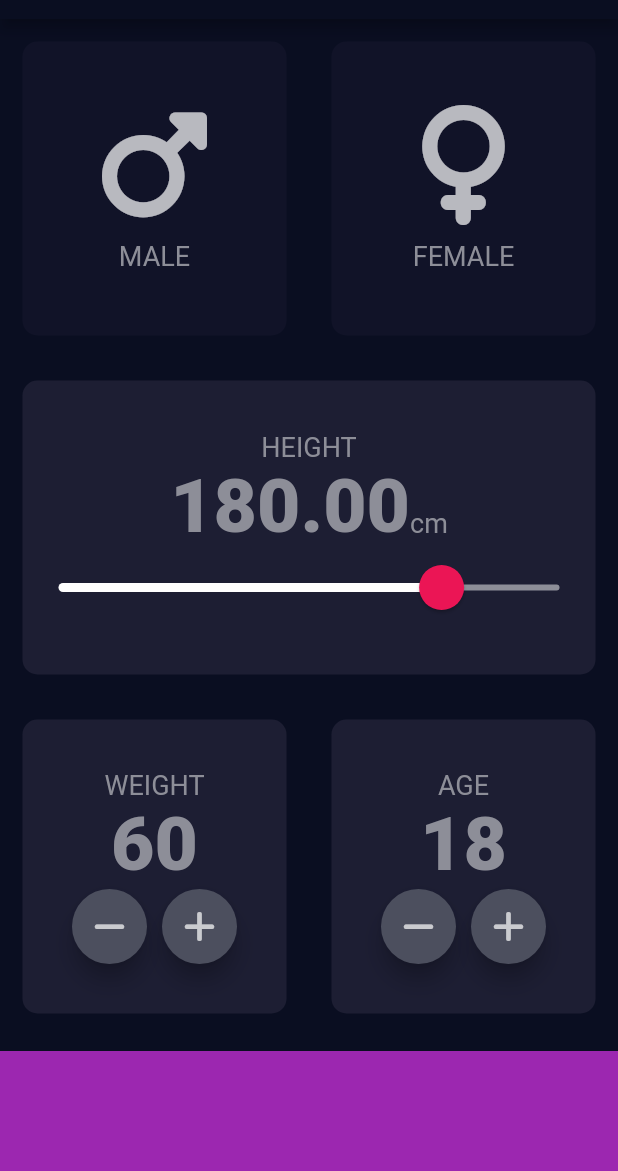
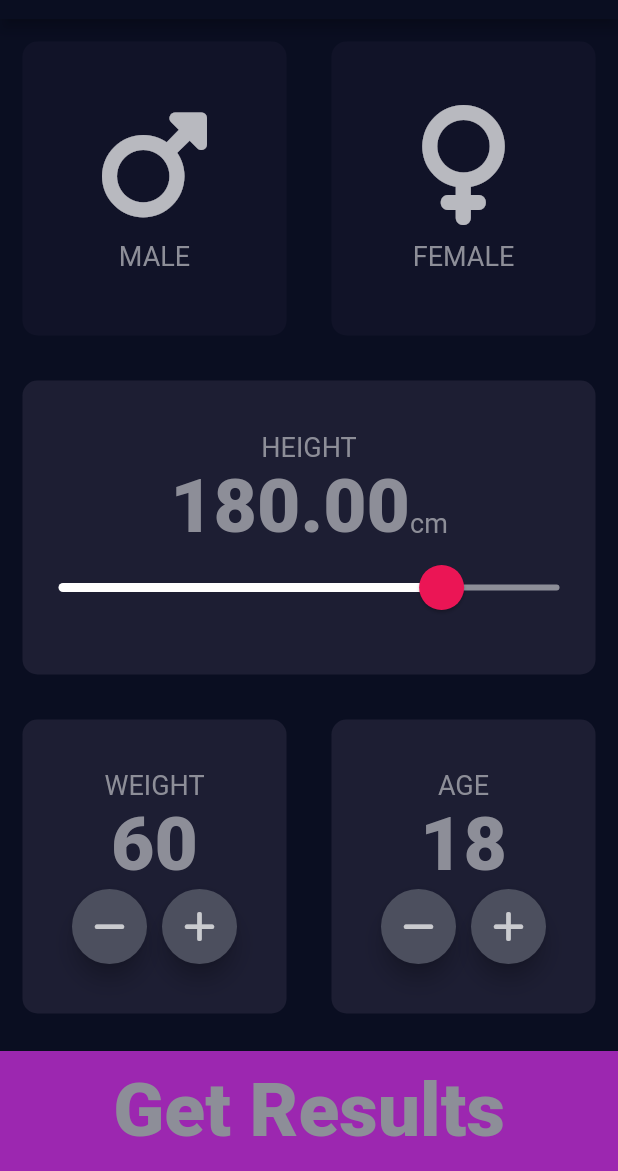
Before and after one commit to PascalJK/bmi_calculator, a Flutter app: the screen it shows after launch, on a phone screen of 412 x 824 dp, the part 65-1236 px from its top. Run offline on Flutter 3.47's test engine with Material 2 defaults, Android fonts, the phone set to English and light mode, and no system bars; our stand-ins replace font_awesome_flutter.

Commit message:
- added results page and worked on app navigation with routes.

```diff
--- a/lib/main.dart
+++ b/lib/main.dart
@@ -1,7 +1,8 @@
-import 'package:bmi_calculator/pages/widgets/constants.dart';
 import 'package:flutter/material.dart';
 
 import 'pages/input_page.dart';
+import 'pages/results.dart';
+import 'pages/widgets/constants.dart';
 
 void main() => runApp(const BMICalculator());
 
@@ -35,7 +36,11 @@ class BMICalculator extends StatelessWidget {
           ),
         ),
       ),
-      home: const InputPage(),
+      initialRoute: "/",
+      routes: {
+        "/": (context) => const InputPage(),
+        "results": (context) => const ResultsPage(),
+      },
     );
   }
 }
--- a/lib/pages/input_page.dart
+++ b/lib/pages/input_page.dart
@@ -118,10 +118,18 @@ class _InputPageState extends State<InputPage> {
               ],
             ),
           ),
-          Container(
-            color: bottomContainerColor,
-            height: bottomContainerHeight,
-            margin: const EdgeInsets.only(top: 10),
+          GestureDetector(
+            child: Container(
+              alignment: Alignment.center,
+              color: bottomContainerColor,
+              height: bottomContainerHeight,
+              margin: const EdgeInsets.only(top: 10),
+              child: const Text(
+                "Get Results",
+                style: numberTextStyle,
+              ),
+            ),
+            onTap: () => Navigator.pushNamed(context, "results"),
           )
         ],
       ),
```
Also changed, not shown: lib/pages/results.dart (added, +15 -0 lines).
